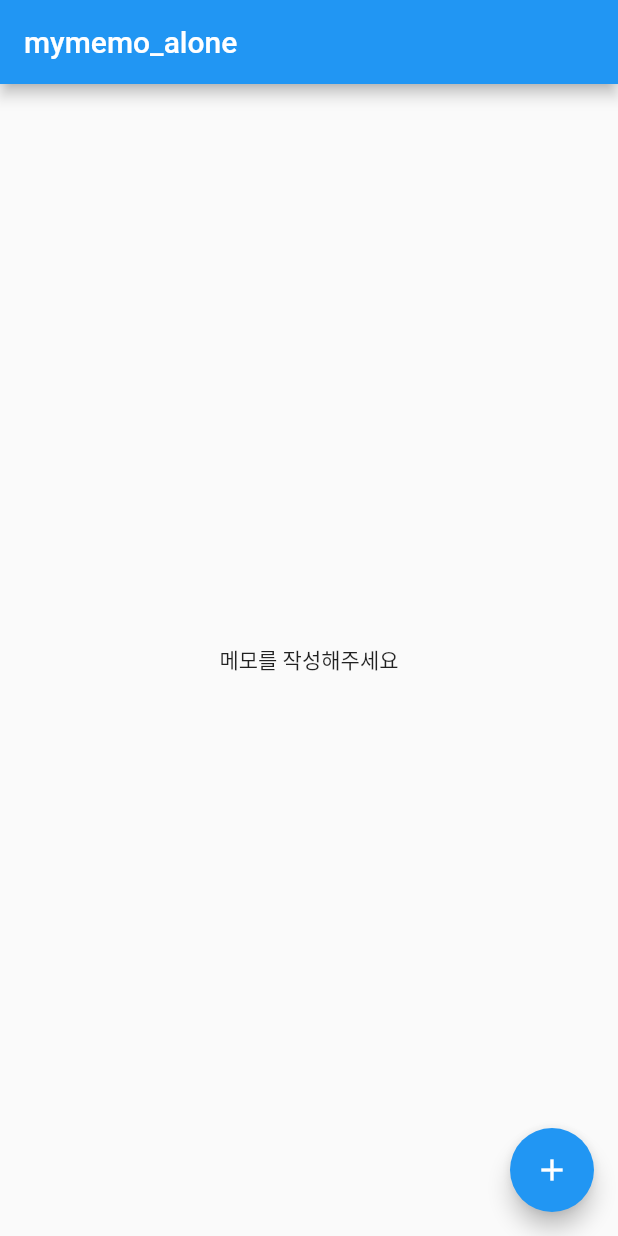
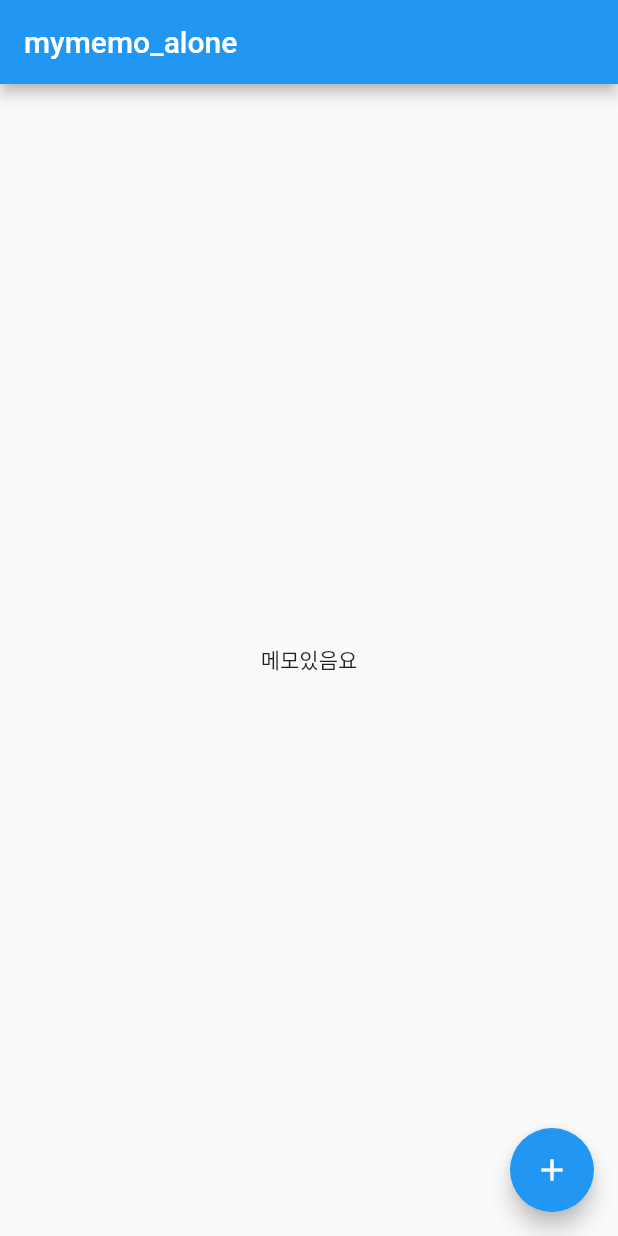
Before and after one commit to koreaTail/mymemo2_alone, a Flutter app: the screen it shows after launch, on a phone screen of 412 x 824 dp. Run offline on Flutter 3.47's test engine with Material 2 defaults, Android fonts, the phone set to English and light mode, and no system bars.

Commit message:
바디에 메모 유무에 따른 처리방법 추가

```diff
--- a/lib/main.dart
+++ b/lib/main.dart
@@ -19,9 +19,16 @@ class MyApp extends StatelessWidget {
   }
 }
 
-class HomePage extends StatelessWidget {
+class HomePage extends StatefulWidget {
   //변함없음
   const HomePage({super.key});
+
+  @override
+  State<HomePage> createState() => _HomePageState();
+}
+
+class _HomePageState extends State<HomePage> {
+  List<String> memoList = ['장보기 목록: 사과, 양파'];
 
   @override
   Widget build(BuildContext context) {
@@ -29,10 +36,9 @@ class HomePage extends StatelessWidget {
       appBar: AppBar(
         title: Text("mymemo_alone"), //상단 중앙 글씨
       ),
-      body: Center(
-        //바디 중앙에 단일
-        child: Text("메모를 작성해주세요"),
-      ),
+      body: memoList.isEmpty
+          ? Center(child: Text("메모를 작성해 주소서"))
+          : Center(child: Text("메모있음요")),
       floatingActionButton: FloatingActionButton(
           //오른쪽 하단에 버튼
           child: Icon(Icons.add),
```
